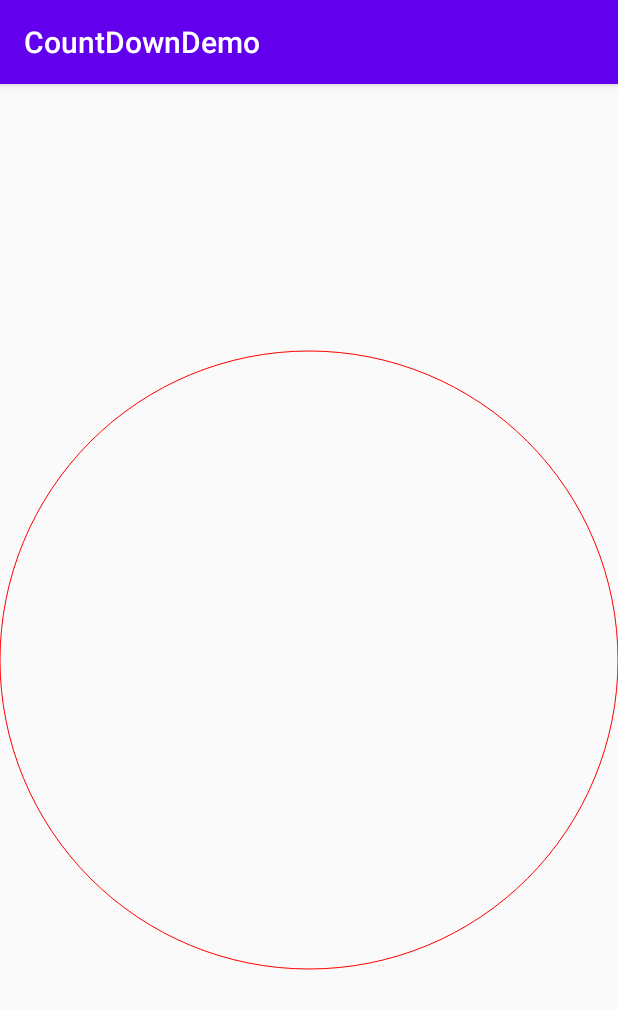
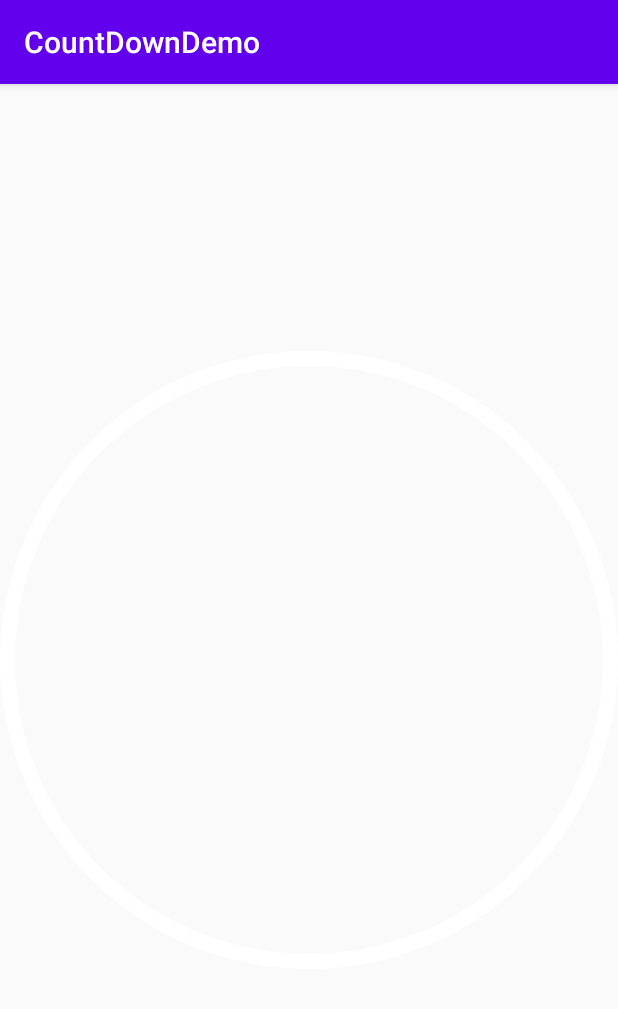
Before and after one commit to hanjx-dut/CountDownView, an Android app: the screen it shows after launch (MainActivity), on a phone screen of 412 x 824 dp. Shown: the top 1009 px of the screen. Run offline under Robolectric (Android 15) with nearby library versions, the phone set to English and light mode, and no system bars; libraries missing offline, so code that uses them is left out: com.blankj.utilcode; 2 statements that could not run were skipped.

```diff
--- a/CountDownView/src/main/java/com/hanjx/ui/CountDownView.java
+++ b/CountDownView/src/main/java/com/hanjx/ui/CountDownView.java
@@ -1,6 +1,7 @@
 package com.hanjx.ui;
 
 import android.content.Context;
+import android.content.res.TypedArray;
 import android.graphics.Canvas;
 import android.graphics.Paint;
 import android.graphics.RectF;
@@ -12,31 +13,32 @@ import android.view.ViewGroup;
 import androidx.annotation.Nullable;
 
 import com.blankj.utilcode.util.SizeUtils;
+import com.hanjx.ui.countdownview.R;
 
 public class CountDownView extends View {
     private static final int LENGTH_DEFAULT = SizeUtils.dp2px(30);
     private static final int START_ANGLE_DEFAULT = -90;
-    private static final int DURATION_DEFAULT = 2000;
-    private static final int INTERVAL_DEFAULT = 16;
-    private static final int INTERVAL_HIGH_ACCURACY = 11;
-    private static final int INTERVAL_LOW_ACCURACY = 20;
-    private static final int COLOR_FINISHED_DEFAULT = 0xFF00FF00;
-    private static final int COLOR_UNFINISHED_DEFAULT = 0xFFFF0000;
+    private static final int DEFAULT_DURATION = 2000;
+    private static final int DEFAULT_INTERVAL = 16;
+    private static final int DEFAULT_FINISHED_COLOR = 0xFF0000FF;
+    private static final int DEFAULT_UNFINISHED_COLOR = 0x00000000;
+    private static final int DEFAULT_STROKE = SizeUtils.dp2px(3);
 
-    private int width;
-    private int height;
-    private int length;
+    private float width;
+    private float height;
+    private float length;
 
-    private int colorFinished;
-    private int colorUnfinished;
-    private int strokeWidth = SizeUtils.dp2px(3);
+    private int finishedColor;
+    private int unfinishedColor;
+    private float strokeWidth;
 
     private Paint circlePaint;
     private RectF oval = new RectF();
 
+    private int duration;
+    private int interval;
     private int finishedAngle;
     private CountDownTimer timer;
-    private int interval;
 
     public CountDownView(Context context) {
         this(context, null);
@@ -48,12 +50,18 @@ public class CountDownView extends View {
 
     public CountDownView(Context context, @Nullable AttributeSet attrs, int defStyleAttr) {
         super(context, attrs, defStyleAttr);
+        TypedArray a = context.obtainStyledAttributes(attrs, R.styleable.CountDownView);
+        duration = a.getInteger(R.styleable.CountDownView_duration, DEFAULT_DURATION);
+        interval = a.getInteger(R.styleable.CountDownView_refresh_interval, DEFAULT_INTERVAL);
+        finishedColor = a.getColor(R.styleable.CountDownView_finishedColor, DEFAULT_FINISHED_COLOR);
+        unfinishedColor = a.getColor(R.styleable.CountDownView_unfinishedColor, DEFAULT_UNFINISHED_COLOR);
+        strokeWidth = a.getDimension(R.styleable.CountDownView_paintStroke, DEFAULT_STROKE);
+        a.recycle();
+
         initPaint();
     }
 
     private void initPaint() {
-        colorFinished = COLOR_FINISHED_DEFAULT;
-        colorUnfinished = COLOR_UNFINISHED_DEFAULT;
         circlePaint = new Paint();
         circlePaint.setAntiAlias(true);
         circlePaint.setStyle(Paint.Style.STROKE);
@@ -80,27 +88,28 @@ public class CountDownView extends View {
         height = getMeasuredHeight();
         length = Math.min(width, height);
 
-        int left = (width - length) / 2 + strokeWidth / 2;
-        int right = left + length - strokeWidth;
-        int top = (height - length) / 2 + strokeWidth / 2;
-        int bottom = top + length - strokeWidth;
+        float left = (width - length) / 2 + strokeWidth / 2;
+        float right = left + length - strokeWidth;
+        float top = (height - length) / 2 + strokeWidth / 2;
+        float bottom = top + length - strokeWidth;
         oval.set(left, top, right, bottom);
 
-        circlePaint.setColor(colorFinished);
+        circlePaint.setColor(finishedColor);
         canvas.drawArc(oval, START_ANGLE_DEFAULT, finishedAngle, false, circlePaint);
 
-        circlePaint.setColor(colorUnfinished);
-        canvas.drawArc(oval, START_ANGLE_DEFAULT + finishedAngle, 360 - finishedAngle, false, circlePaint);
+        circlePaint.setColor(unfinishedColor);
+        canvas.drawArc(oval, START_ANGLE_DEFAULT + finishedAngle,
+                360 - finishedAngle, false, circlePaint);
     }
 
     public void start() {
         if (timer != null) {
             timer.cancel();
         }
-        timer = new CountDownTimer(DURATION_DEFAULT, INTERVAL_DEFAULT) {
+        timer = new CountDownTimer(duration, interval) {
             @Override
             public void onTick(long millisUntilFinished) {
-                finishedAngle = Math.round(360 - 360f * millisUntilFinished / DURATION_DEFAULT);
+                finishedAngle = Math.round(360 - 360f * millisUntilFinished / duration);
                 invalidate();
             }
 
--- a/app/src/main/res/layout/activity_main.xml
+++ b/app/src/main/res/layout/activity_main.xml
@@ -10,6 +10,11 @@
         android:id="@+id/count_down_view"
         android:layout_width="match_parent"
         android:layout_height="match_parent"
+        app:duration="3000"
+        app:refresh_interval="slow"
+        app:finishedColor="#000000"
+        app:unfinishedColor="#FFFFFF"
+        app:paintStroke="10sp"
         app:layout_constraintStart_toStartOf="parent"
         app:layout_constraintEnd_toEndOf="parent"
         app:layout_constraintTop_toTopOf="parent"
```
Also changed, not shown: CountDownView/src/main/res/values/attr.xml (added, +15 -0 lines).
